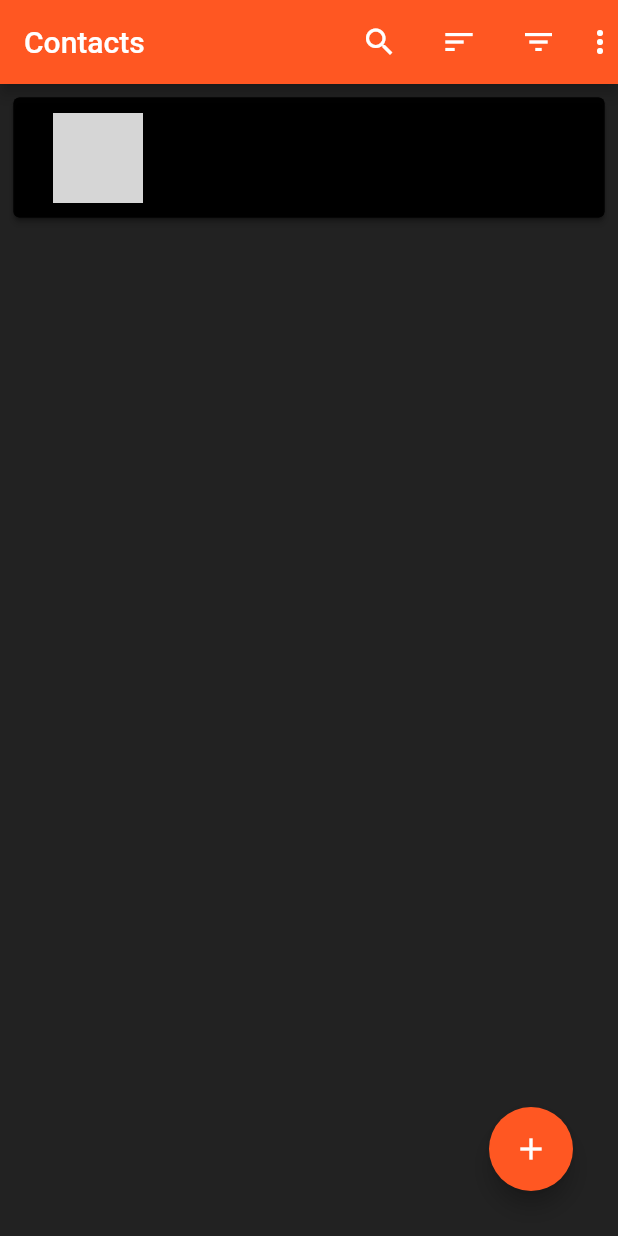
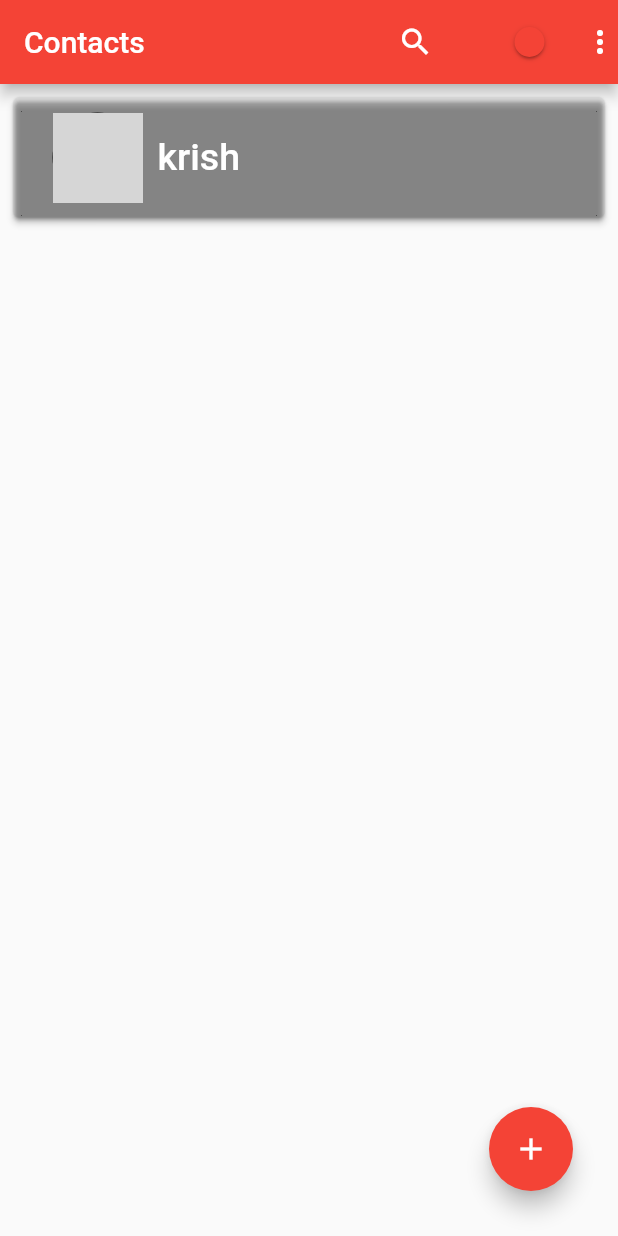
Before and after one commit to krishgelani/contact, a Flutter app: the screen it shows after launch, on a phone screen of 412 x 824 dp. Run offline on Flutter 3.47's test engine with Material 2 defaults, Android fonts, the phone set to English and light mode, and no system bars; our stand-ins replace image_picker, share; grey boxes are pictures that could not be loaded.

Commit message:
06-07-2022

```diff
--- a/lib/home.dart
+++ b/lib/home.dart
@@ -1,6 +1,7 @@
 import 'dart:io';
 
 import 'package:contact/details.dart';
+import 'package:contact/main.dart';
 import 'package:flutter/material.dart';
 import 'package:image_picker/image_picker.dart';
 
@@ -18,30 +19,55 @@ class _homeState extends State<home> {
 
   String cname = "";
   String cnumber = "";
-  List name = [""];
-  List contact = [""];
-  List img = [""];
+  List name = ["krish"];
+  List contact = ["7862952601"];
+  List img = ["asset/image/thomas shelby.jpg"];
+
+  Color c1 = Colors.white;
 
   @override
   Widget build(BuildContext context) {
     return SafeArea(
       child: Scaffold(
-        backgroundColor: Colors.black87,
+        //backgroundColor: Colors.black87,
         appBar: AppBar(
-          backgroundColor: Colors.deepOrange,
           title: Text("Contacts"),
           actions: [
             IconButton(onPressed: () {}, icon: Icon(Icons.search)),
             SizedBox(
-              width: 5,
+              width: 13,
             ),
-            IconButton(onPressed: () {}, icon: Icon(Icons.sort)),
+            // InkWell(
+            //   onTap: (){
+            //     setState(() {
+            //       if(c1 == Colors.white)
+            //         {
+            //           c1 = Colors.black;
+            //         }
+            //       else if(c1 == Colors.black)
+            //         {
+            //           c1 = Colors.white;
+            //         }
+            //
+            //       themeData =
+            //     });
+            //   },
+            //   child: Container(
+            //     height: 33,
+            //     width: 33,
+            //     decoration: BoxDecoration(color: c1,shape: BoxShape.circle),
+            //   ),
+            // ),
+
+            Switch(value: themeData, onChanged: (value){
+              setState(() {
+                themeData = value;
+              });
+              data.add(themeData);
+            }),
+
             SizedBox(
-              width: 5,
-            ),
-            IconButton(onPressed: () {}, icon: Icon(Icons.filter_list)),
-            SizedBox(
-              width: 5,
+              width: 15,
             ),
             PopupMenuButton(
                 itemBuilder: (context) {
@@ -65,8 +91,6 @@ class _homeState extends State<home> {
                 child: Icon(Icons.more_vert)),
           ],
         ),
-
-
         body: Stack(
           children: [
             ListView.builder(
@@ -77,7 +101,7 @@ class _homeState extends State<home> {
                     Padding(
                       padding: const EdgeInsets.all(5.0),
                       child: Card(
-                        color: Colors.black87,
+                        color: Colors.transparent,
                         child: ElevatedButton(
                           onPressed: () {
                             Model m1 = Model(
@@ -88,7 +112,7 @@ class _homeState extends State<home> {
                             Navigator.pushNamed(context, '/cd', arguments: m1);
                           },
                           style:
-                              ElevatedButton.styleFrom(primary: Colors.black87),
+                              ElevatedButton.styleFrom(primary: Colors.transparent),
                           child: Container(
                             height: 80,
                             margin: EdgeInsets.only(left: 10, right: 10),
@@ -125,7 +149,6 @@ class _homeState extends State<home> {
               child: Align(
                 alignment: Alignment.bottomRight,
                 child: FloatingActionButton(
-                  backgroundColor: Colors.deepOrange,
                   onPressed: () {
                     dialog();
                     txtname.clear();
```
Also changed, not shown: lib/call details.dart (+33 -8 lines), lib/main.dart (+25 -7 lines), pubspec.yaml (+6 -1 lines), asset/image/thomas shelby.jpg (added), pubspec.lock.
